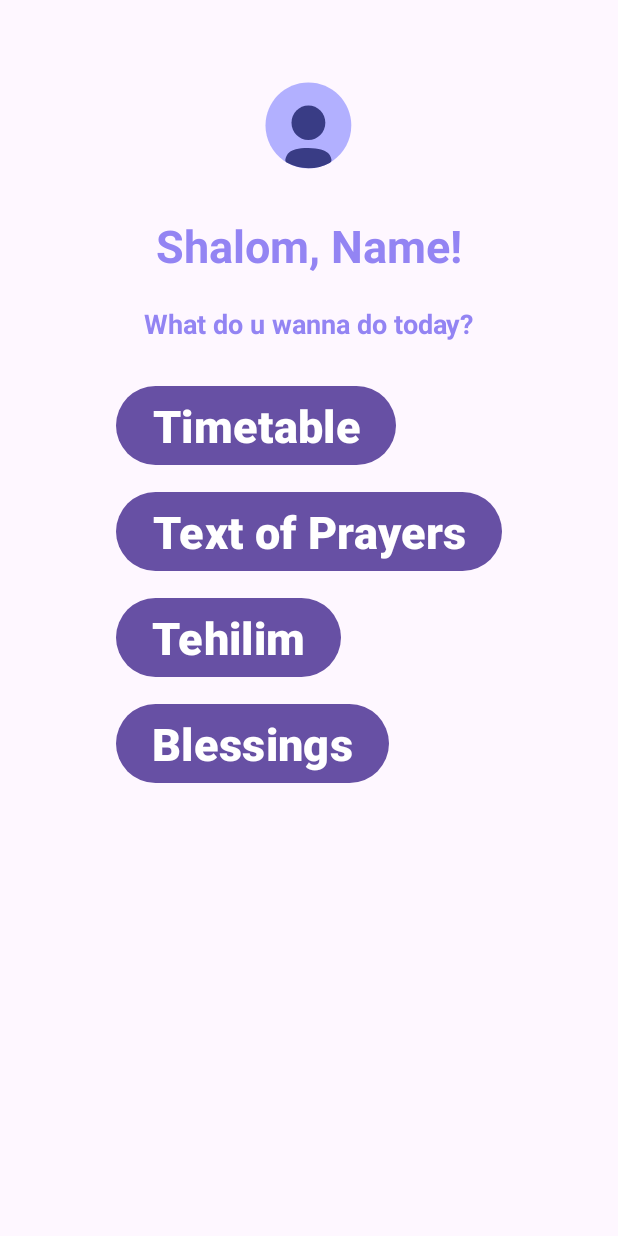
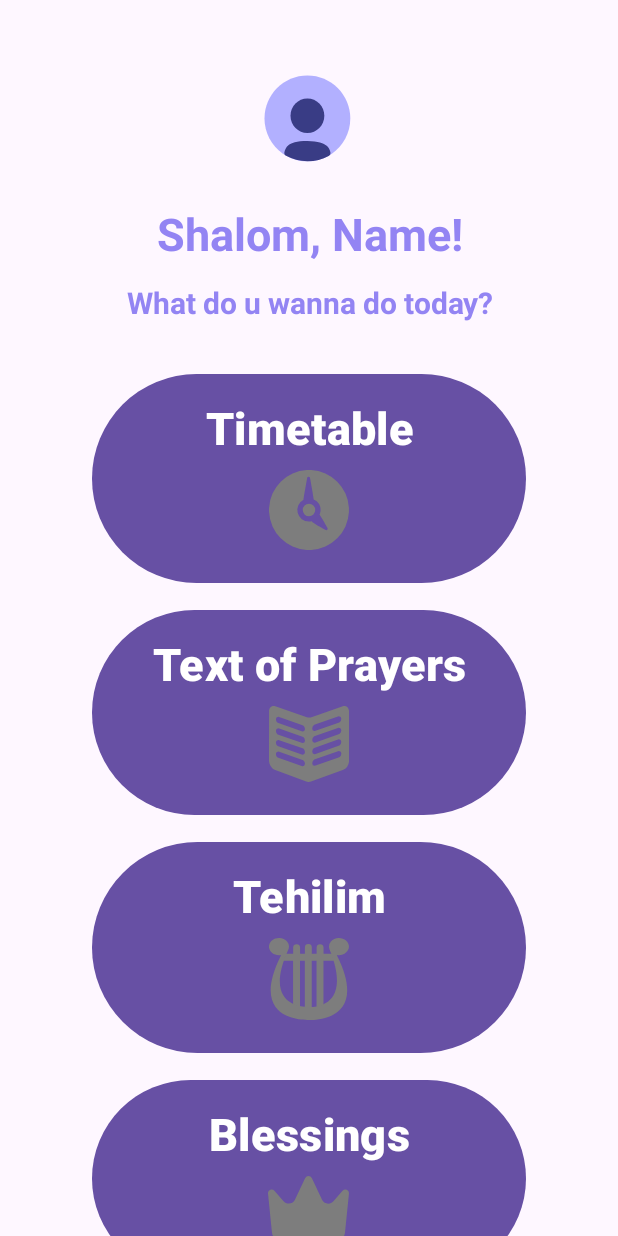
Before and after one commit to MrIsrak/prayer_app, an Android app: the layout menu.xml on its own in the app's theme, with its tools: preview values and no code run, on a phone screen of 412 x 824 dp. Run offline under Robolectric (Android 15) with nearby library versions, the phone set to English and light mode, and no system bars.

Commit message:
It was finally placed)) I will start Java

```diff
--- a/app/src/main/res/drawable/profile_photo.xml
+++ b/app/src/main/res/drawable/profile_photo.xml
@@ -1,8 +1,8 @@
 <vector xmlns:android="http://schemas.android.com/apk/res/android"
-    android:width="88dp"
-    android:height="88dp"
-    android:viewportWidth="88"
-    android:viewportHeight="88">
+    android:width="90dp"
+    android:height="90dp"
+    android:viewportWidth="90"
+    android:viewportHeight="90">
   <path
       android:pathData="M43.6,15C27.805,15 15,27.805 15,43.6C15,53.225 19.757,61.739 27.038,66.919C31.712,70.244 37.431,72.2 43.6,72.2C49.768,72.2 55.486,70.245 60.16,66.921C67.442,61.741 72.2,53.226 72.2,43.6C72.2,27.805 59.395,15 43.6,15Z"
       android:strokeAlpha="0.3"
--- a/app/src/main/res/layout/menu.xml
+++ b/app/src/main/res/layout/menu.xml
@@ -11,10 +11,11 @@
         android:layout_height="wrap_content"
         android:contentDescription="@string/profile_photo"
         android:src="@drawable/profile_photo"
-        android:layout_marginTop="40dp"
+        android:layout_marginTop="35dp"
         app:layout_constraintEnd_toEndOf="parent"
         app:layout_constraintStart_toStartOf="parent"
-        app:layout_constraintTop_toTopOf="parent" />
+        app:layout_constraintTop_toTopOf="parent"
+        />
 
     <TextView
         android:id="@+id/greeting"
@@ -24,11 +25,13 @@
 
         style="@style/main_menu_txt"
 
+        android:textSize="30sp"
+
         app:layout_constraintEnd_toEndOf="@id/profile_photo"
         app:layout_constraintStart_toStartOf="@id/profile_photo"
         app:layout_constraintTop_toBottomOf="@id/profile_photo"
 
-        android:layout_marginTop="15dp"
+        android:layout_marginTop="10dp"
         />
 
     <TextView
@@ -40,13 +43,13 @@
         android:text="@string/question"
 
         style="@style/main_menu_txt"
-        android:textSize="18sp"
+        android:textSize="20sp"
 
         app:layout_constraintEnd_toEndOf="@id/greeting"
         app:layout_constraintStart_toStartOf="@id/greeting"
         app:layout_constraintTop_toBottomOf="@+id/greeting"
 
-        android:layout_marginTop="19dp"/>
+        android:layout_marginTop="12dp"/>
 
 
     <LinearLayout
@@ -54,45 +57,46 @@
         android:orientation="vertical"
         android:layout_width="wrap_content"
         android:layout_height="wrap_content"
+
         app:layout_constraintTop_toBottomOf="@id/question"
         app:layout_constraintStart_toStartOf="parent"
         app:layout_constraintEnd_toEndOf="parent"
-        android:layout_marginTop="15dp">
+
+        android:layout_marginTop="20dp">
 
 
         <Button
             android:id="@+id/time_table_btn"
             style="@style/main_menu_btn"
-            android:layout_width="wrap_content"
+            android:layout_width="match_parent"
             android:layout_height="wrap_content"
             android:text="@string/timetable"
-            app:layout_constraintStart_toStartOf="@id/layout_main"
-            app:layout_constraintEnd_toEndOf="@id/layout_main"
-
-
-
-            />
+            android:drawableBottom="@drawable/clock"/>
 
         <Button
             android:id="@+id/text_prayers_btn"
             style="@style/main_menu_btn"
-            android:layout_width="wrap_content"
+            android:layout_width="match_parent"
             android:layout_height="wrap_content"
-            android:text="@string/text_prayers" />
+            android:text="@string/text_prayers"
+            android:drawableBottom="@drawable/book"
+            />
 
         <Button
             android:id="@+id/tehelim_button"
-            android:layout_width="wrap_content"
+            android:layout_width="match_parent"
             android:layout_height="wrap_content"
             android:text="@string/tehilim"
-            style="@style/main_menu_btn" />
+            style="@style/main_menu_btn"
+            android:drawableBottom="@drawable/harp"/>
 
         <Button
             android:id="@+id/blessings_button"
-            android:layout_width="wrap_content"
+            android:layout_width="match_parent"
             android:layout_height="wrap_content"
             android:text="@string/blessings"
-            style="@style/main_menu_btn"/>
+            style="@style/main_menu_btn"
+            android:drawableBottom="@drawable/crown"/>
 
     </LinearLayout>
 
--- a/app/src/main/res/values/styles.xml
+++ b/app/src/main/res/values/styles.xml
@@ -58,9 +58,14 @@
         <item name="android:layout_centerHorizontal">true</item>
         <item name="android:layout_marginTop">10dp</item>
         <item name="android:textColor">@color/white</item>
+
         <item name="android:textStyle">bold</item>
+        <item name="android:layout_gravity">center</item>
+        <item name="android:paddingTop">15dp</item>
+        <item name="android:paddingBottom">22dp</item>
 
-
+        <item name="android:paddingStart">40dp</item>
+        <item name="android:paddingEnd">40dp</item>
     </style>
 
     <style name="main_menu_txt">
```
